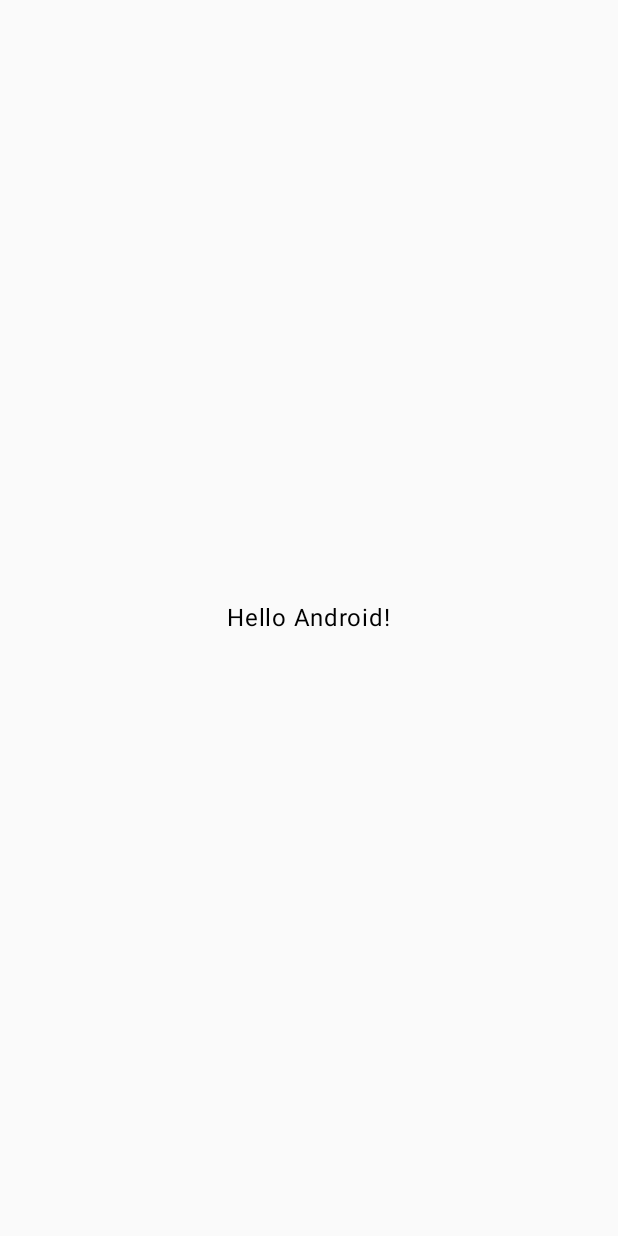
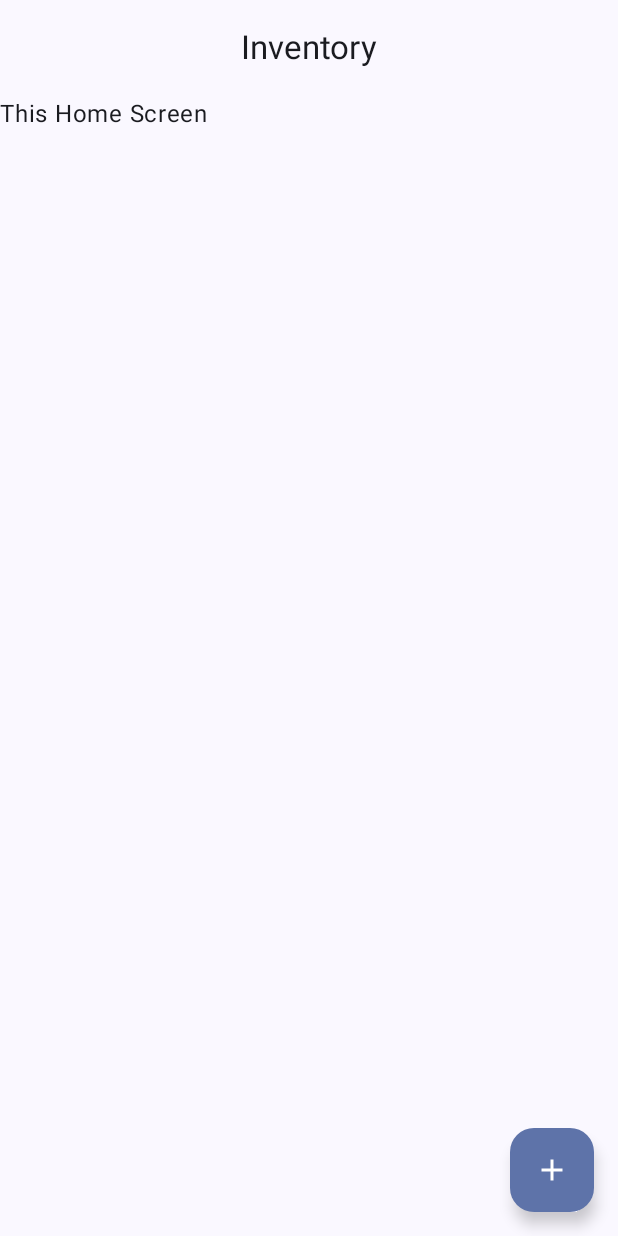
Before and after one commit to Homulilly/ComposeBase, an Android app built with Jetpack Compose: the screen it shows after launch (MainActivity), on a phone screen of 412 x 824 dp. Before the commit the screen is almost empty. Run offline under Robolectric (Android 15) with nearby library versions, the phone set to English and light mode, and no system bars; our stand-ins replace Dagger/Hilt's generated code.

Commit message:
Inventory - addItemScreen DONE

```diff
--- a/Inventory/app/src/main/AndroidManifest.xml
+++ b/Inventory/app/src/main/AndroidManifest.xml
@@ -3,6 +3,7 @@
     xmlns:tools="http://schemas.android.com/tools">
 
     <application
+        android:name=".InventoryApplication"
         android:allowBackup="true"
         android:dataExtractionRules="@xml/data_extraction_rules"
         android:fullBackupContent="@xml/backup_rules"
--- /dev/null
+++ b/Inventory/app/src/main/java/com/example/inventory/InventoryApp.kt
@@ -0,0 +1,46 @@
+package com.example.inventory
+
+import androidx.compose.material.icons.Icons
+import androidx.compose.material.icons.automirrored.filled.ArrowBack
+import androidx.compose.material3.CenterAlignedTopAppBar
+import androidx.compose.material3.ExperimentalMaterial3Api
+import androidx.compose.material3.Icon
+import androidx.compose.material3.IconButton
+import androidx.compose.material3.Text
+import androidx.compose.material3.TopAppBarScrollBehavior
+import androidx.compose.runtime.Composable
+import androidx.compose.ui.Modifier
+import androidx.compose.ui.res.stringResource
+import androidx.navigation.NavHostController
+import androidx.navigation.compose.rememberNavController
+import com.example.inventory.navigation.InventoryNavHost
+
+
+@Composable
+fun InventoryApp( navController: NavHostController = rememberNavController()){
+    InventoryNavHost(navController)
+}
+
+@OptIn(ExperimentalMaterial3Api::class)
+@Composable
+fun InventoryTitleBar(
+    title: String,
+    canNavigateBack: Boolean,
+    modifier: Modifier = Modifier,
+    scrollBehavior: TopAppBarScrollBehavior ?= null,
+    navigateUp : () -> Unit = { },
+){
+    CenterAlignedTopAppBar(
+        title = { Text(title) },
+        modifier = modifier,
+        scrollBehavior = scrollBehavior,
+        navigationIcon = {
+            if (canNavigateBack){
+                IconButton( onClick = navigateUp) {
+                    Icon( imageVector = Icons.AutoMirrored.Default.ArrowBack,
+                    contentDescription = stringResource(R.string.back_button)
+                ) }
+            }
+        }
+    )
+}
--- /dev/null
+++ b/Inventory/app/src/main/java/com/example/inventory/InventoryApplication.kt
@@ -0,0 +1,7 @@
+package com.example.inventory
+
+import android.app.Application
+import dagger.hilt.android.HiltAndroidApp
+
+@HiltAndroidApp
+class InventoryApplication : Application()
--- a/Inventory/app/src/main/java/com/example/inventory/MainActivity.kt
+++ b/Inventory/app/src/main/java/com/example/inventory/MainActivity.kt
@@ -4,12 +4,6 @@ import android.os.Bundle
 import androidx.activity.ComponentActivity
 import androidx.activity.compose.setContent
 import androidx.activity.enableEdgeToEdge
-import androidx.compose.foundation.layout.Box
-import androidx.compose.foundation.layout.fillMaxSize
-import androidx.compose.material3.Text
-import androidx.compose.runtime.Composable
-import androidx.compose.ui.Alignment
-import androidx.compose.ui.Modifier
 import com.example.inventory.ui.theme.InventoryTheme
 
 class MainActivity : ComponentActivity() {
@@ -23,13 +17,3 @@ class MainActivity : ComponentActivity() {
         }
     }
 }
-
-@Composable
-fun InventoryApp(){
-    Box(
-        contentAlignment = Alignment.Center,
-        modifier = Modifier.fillMaxSize()
-    ) {
-        Text("Hello Android!")
-    }
-}
--- /dev/null
+++ b/Inventory/app/src/main/java/com/example/inventory/navigation/InventoryNavGraph.kt
@@ -0,0 +1,59 @@
+package com.example.inventory.navigation
+
+import androidx.compose.runtime.Composable
+import androidx.compose.ui.Modifier
+import androidx.navigation.NavHostController
+import androidx.navigation.NavType
+import androidx.navigation.compose.NavHost
+import androidx.navigation.compose.composable
+import androidx.navigation.navArgument
+import com.example.inventory.ui.screens.HomeDestination
+import com.example.inventory.ui.screens.HomeScreen
+import com.example.inventory.ui.screens.ItemAddDestination
+import com.example.inventory.ui.screens.ItemAddScreen
+import com.example.inventory.ui.screens.ItemDetailsDestination
+import com.example.inventory.ui.screens.ItemDetailsScreen
+import com.example.inventory.ui.screens.ItemEditDestination
+import com.example.inventory.ui.screens.ItemEditScreen
+
+@Composable
+fun InventoryNavHost(
+    navController: NavHostController,
+    modifier: Modifier = Modifier,
+){
+    NavHost(
+        navController = navController,
+        startDestination = HomeDestination.route,
+        modifier = modifier
+    ){
+        composable(HomeDestination.route){
+            HomeScreen(
+                onAddItemClicked = {
+                    navController.navigate(ItemAddDestination.route)
+                }
+            )
+        }
+
+        composable(ItemAddDestination.route){
+            ItemAddScreen(
+                navigateUp = { navController.navigateUp() }
+            )
+        }
+
+        composable(
+            route = ItemEditDestination.routeWithArgs,
+            arguments = listOf(navArgument(ItemEditDestination.itemIdArgs){
+                type = NavType.IntType
+            })
+        ){
+            ItemEditScreen()
+        }
+
+        composable(route = ItemDetailsDestination.routeWithArgs,
+            arguments = listOf(navArgument(ItemDetailsDestination.itemIdArgs){
+                type = NavType.IntType
+            })){
+            ItemDetailsScreen()
+        }
+    }
+}
--- /dev/null
+++ b/Inventory/app/src/main/java/com/example/inventory/navigation/NavigationDestination.kt
@@ -0,0 +1,9 @@
+package com.example.inventory.navigation
+
+interface NavigationDestination {
+    val route: String
+    /*
+     * StringRes Id
+     */
+    val titleRes: Int
+}
--- /dev/null
+++ b/Inventory/app/src/main/java/com/example/inventory/ui/screens/HomeScreen.kt
@@ -0,0 +1,54 @@
+package com.example.inventory.ui.screens
+
+import androidx.compose.foundation.layout.Box
+import androidx.compose.foundation.layout.padding
+import androidx.compose.material.icons.Icons
+import androidx.compose.material.icons.filled.Add
+import androidx.compose.material3.ExperimentalMaterial3Api
+import androidx.compose.material3.FloatingActionButton
+import androidx.compose.material3.Icon
+import androidx.compose.material3.Scaffold
+import androidx.compose.material3.Text
+import androidx.compose.runtime.Composable
+import androidx.compose.ui.Modifier
+import androidx.compose.ui.res.stringResource
+import com.example.inventory.InventoryTitleBar
+import com.example.inventory.R
+import com.example.inventory.navigation.NavigationDestination
+
+object HomeDestination : NavigationDestination{
+    override val route  = "home"
+    override val titleRes  = R.string.app_name
+}
+
+@OptIn(ExperimentalMaterial3Api::class)
+@Composable
+fun HomeScreen(
+//    onItemClicked: (Int) -> Unit,
+    onAddItemClicked: () -> Unit,
+    modifier: Modifier = Modifier,
+){
+    Scaffold(
+        topBar = {InventoryTitleBar(
+            title = stringResource(HomeDestination.titleRes),
+            canNavigateBack = false,
+            modifier = modifier,
+        )} ,
+        floatingActionButton = {
+            FloatingActionButton(
+                onClick = onAddItemClicked
+            ) {
+                Icon(
+                    imageVector = Icons.Default.Add,
+                    contentDescription = "item add"
+                )
+            }
+        }
+    ) { innerPadding ->
+        Box(
+            modifier = modifier.padding(innerPadding)
+        ){
+            Text("This Home Screen")
+        }
+    }
+}
--- /dev/null
+++ b/Inventory/app/src/main/java/com/example/inventory/ui/screens/ItemDetailsScreen.kt
@@ -0,0 +1,16 @@
+package com.example.inventory.ui.screens
+
+import androidx.compose.runtime.Composable
+import com.example.inventory.R
+import com.example.inventory.navigation.NavigationDestination
+
+object ItemDetailsDestination : NavigationDestination{
+    override val route: String = "item_detail"
+    override val titleRes: Int = R.string.item_detail
+    const val itemIdArgs = "itemId"
+    val routeWithArgs = "$route/{$itemIdArgs}"
+}
+
+@Composable
+fun ItemDetailsScreen() {
+}
--- /dev/null
+++ b/Inventory/app/src/main/java/com/example/inventory/ui/screens/ItemEditScreen.kt
@@ -0,0 +1,17 @@
+package com.example.inventory.ui.screens
+
+import androidx.compose.runtime.Composable
+import com.example.inventory.R
+import com.example.inventory.navigation.NavigationDestination
+
+object ItemEditDestination : NavigationDestination{
+    override val route: String = "item_edit"
+    override val titleRes: Int = R.string.edit_item
+    const val itemIdArgs = "itemId"
+    val routeWithArgs = "$route/{$itemIdArgs}"
+}
+
+@Composable
+fun ItemEditScreen(){
+
+}
--- a/Inventory/app/src/main/res/values/strings.xml
+++ b/Inventory/app/src/main/res/values/strings.xml
@@ -1,3 +1,10 @@
 <resources>
     <string name="app_name">Inventory</string>
+    <string name="add_item">Add Item</string>
+    <string name="edit_item">Edit_Item</string>
+    <string name="item_detail">Item Detail</string>
+    <string name="back_button">Back Button</string>
+    <string name="item_name">Item Name*:</string>
+    <string name="item_price">Item Price*:</string>
+    <string name="item_quantity">Item Quantity*:</string>
 </resources>
```
Also changed, not shown: Inventory/app/src/main/java/com/example/inventory/data/InventoryDatabase.kt (added, +9 -0 lines), Inventory/app/src/main/java/com/example/inventory/data/Item.kt (added, +13 -0 lines), Inventory/app/src/main/java/com/example/inventory/data/ItemDao.kt (added, +24 -0 lines), Inventory/app/src/main/java/com/example/inventory/ui/screens/HomeViewModel.kt (added, +7 -0 lines), Inventory/app/src/main/java/com/example/inventory/ui/screens/ItemAddScreen.kt (added, +109 -0 lines), Inventory/app/src/main/java/com/example/inventory/ui/screens/ItemAddViewModel.kt (added, +41 -0 lines), 1 other file.
